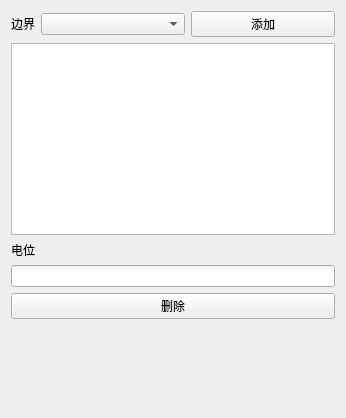
Old version of the form plugins/Base_PhysicalField/ElectrodeSurfaceSettingWidget.ui in the repository asd977/base_cae.
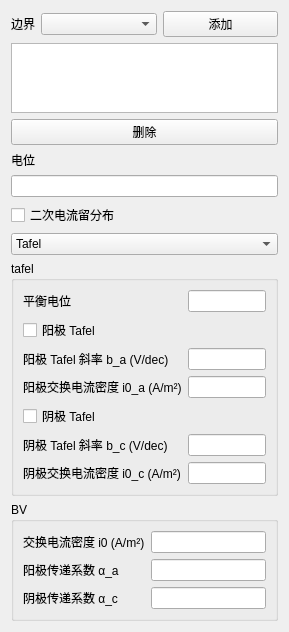
New version of the form. Custom widgets are drawn as their Qt base class.

```diff
--- a/plugins/Base_PhysicalField/ElectrodeSurfaceSettingWidget.ui
+++ b/plugins/Base_PhysicalField/ElectrodeSurfaceSettingWidget.ui
@@ -6,8 +6,8 @@
    <rect>
     <x>0</x>
     <y>0</y>
-    <width>346</width>
-    <height>418</height>
+    <width>289</width>
+    <height>565</height>
    </rect>
   </property>
   <property name="windowTitle">
@@ -44,6 +44,13 @@
    <item>
     <widget class="QListWidget" name="listWidget"/>
    </item>
+   <item>
+    <widget class="QPushButton" name="removePushButton">
+     <property name="text">
+      <string>删除</string>
+     </property>
+    </widget>
+   </item>
    <item>
     <widget class="QLabel" name="label_2">
      <property name="text">
@@ -55,12 +62,138 @@
     <widget class="QLineEdit" name="phiLineEdit"/>
    </item>
    <item>
-    <widget class="QPushButton" name="removePushButton">
+    <widget class="QCheckBox" name="secondaryCheckBox">
      <property name="text">
-      <string>删除</string>
+      <string>二次电流留分布</string>
      </property>
     </widget>
    </item>
+   <item>
+    <widget class="QComboBox" name="modelComboBox">
+     <item>
+      <property name="text">
+       <string>Tafel</string>
+      </property>
+     </item>
+     <item>
+      <property name="text">
+       <string>BV</string>
+      </property>
+     </item>
+    </widget>
+   </item>
+   <item>
+    <widget class="QGroupBox" name="tafelGroupBox">
+     <property name="title">
+      <string>tafel</string>
+     </property>
+     <layout class="QGridLayout" name="gridLayout">
+      <item row="4" column="0">
+       <widget class="QCheckBox" name="useCathodicTafelCheckBox">
+        <property name="text">
+         <string>阴极 Tafel</string>
+        </property>
+       </widget>
+      </item>
+      <item row="2" column="0">
+       <widget class="QLabel" name="label_4">
+        <property name="text">
+         <string>阳极 Tafel 斜率 b_a (V/dec)</string>
+        </property>
+       </widget>
+      </item>
+      <item row="0" column="0">
+       <widget class="QLabel" name="label_3">
+        <property name="text">
+         <string>平衡电位</string>
+        </property>
+       </widget>
+      </item>
+      <item row="0" column="1">
+       <widget class="QLineEdit" name="EeqLineEdit"/>
+      </item>
+      <item row="5" column="1">
+       <widget class="QLineEdit" name="betaCLineEdit"/>
+      </item>
+      <item row="2" column="1">
+       <widget class="QLineEdit" name="betaALineEdit"/>
+      </item>
+      <item row="1" column="0">
+       <widget class="QCheckBox" name="useAnodicTafelCheckBox">
+        <property name="text">
+         <string>阳极 Tafel</string>
+        </property>
+       </widget>
+      </item>
+      <item row="3" column="1">
+       <widget class="QLineEdit" name="i0ALineEdit"/>
+      </item>
+      <item row="3" column="0">
+       <widget class="QLabel" name="label_5">
+        <property name="text">
+         <string>阳极交换电流密度 i0_a (A/m²)</string>
+        </property>
+       </widget>
+      </item>
+      <item row="5" column="0">
+       <widget class="QLabel" name="label_6">
+        <property name="text">
+         <string>阴极 Tafel 斜率 b_c (V/dec)</string>
+        </property>
+       </widget>
+      </item>
+      <item row="6" column="0">
+       <widget class="QLabel" name="label_7">
+        <property name="text">
+         <string>阴极交换电流密度 i0_c (A/m²)</string>
+        </property>
+       </widget>
+      </item>
+      <item row="6" column="1">
+       <widget class="QLineEdit" name="i0CLineEdit"/>
+      </item>
+     </layout>
+    </widget>
+   </item>
+   <item>
+    <widget class="QGroupBox" name="bvGroupBox">
+     <property name="title">
+      <string>BV</string>
+     </property>
+     <layout class="QGridLayout" name="gridLayout_2">
+      <item row="2" column="0">
+       <widget class="QLabel" name="label_10">
+        <property name="text">
+         <string>阴极传递系数 α_c</string>
+        </property>
+       </widget>
+      </item>
+      <item row="2" column="1">
+       <widget class="QLineEdit" name="alphaCLineEdit"/>
+      </item>
+      <item row="1" column="1">
+       <widget class="QLineEdit" name="alphaALineEdit"/>
+      </item>
+      <item row="0" column="1">
+       <widget class="QLineEdit" name="i0BVLineEdit"/>
+      </item>
+      <item row="1" column="0">
+       <widget class="QLabel" name="label_9">
+        <property name="text">
+         <string>阳极传递系数 α_a</string>
+        </property>
+       </widget>
+      </item>
+      <item row="0" column="0">
+       <widget class="QLabel" name="label_8">
+        <property name="text">
+         <string>交换电流密度 i0 (A/m²)</string>
+        </property>
+       </widget>
+      </item>
+     </layout>
+    </widget>
+   </item>
    <item>
     <spacer name="verticalSpacer">
      <property name="orientation">
```
